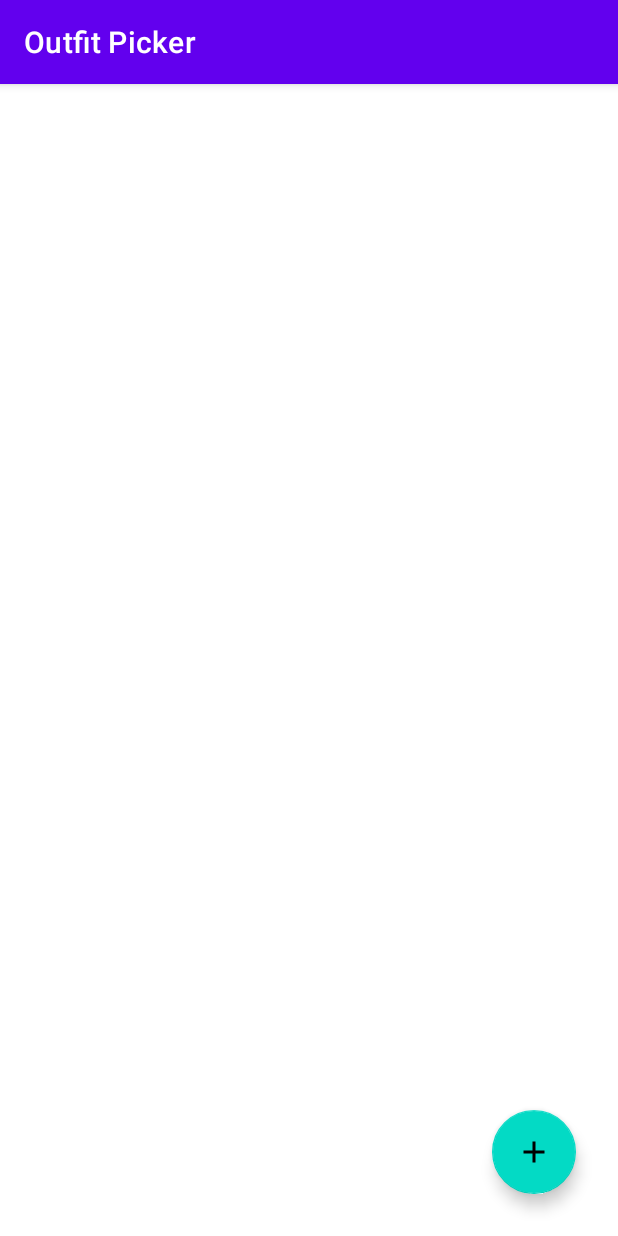
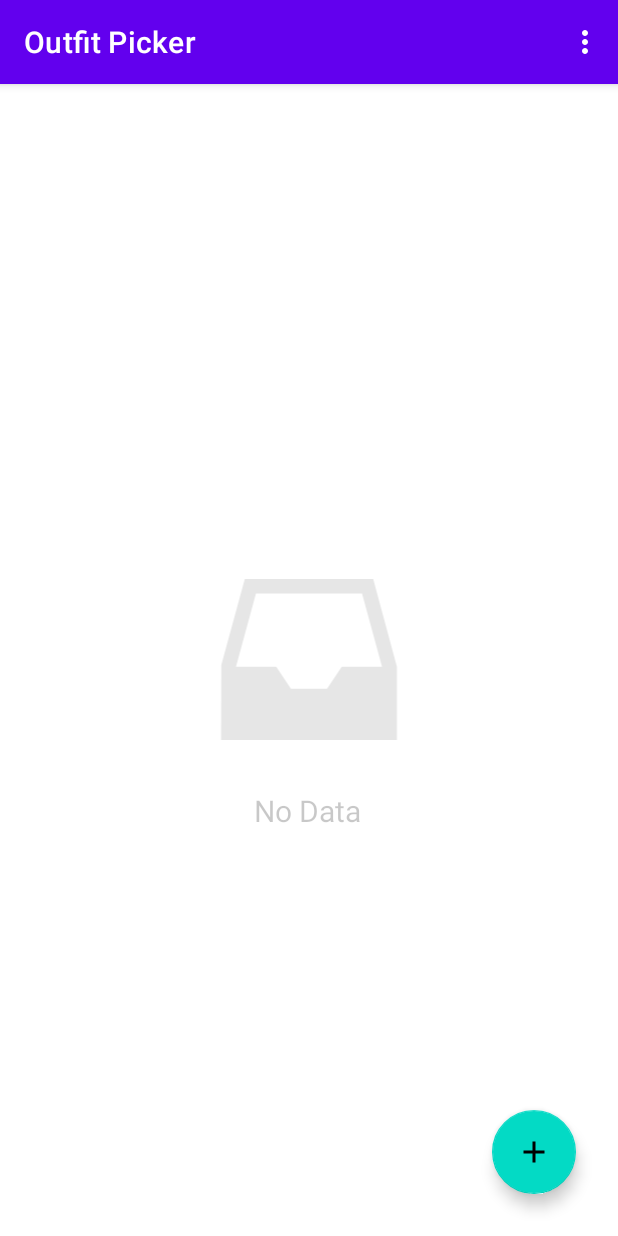
Before and after one commit to rserbd/OutfitPicker, an Android app: the screen it shows after launch (MainActivity), on a phone screen of 412 x 824 dp. Run offline under Robolectric (Android 15) with nearby library versions, the phone set to English and light mode, and no system bars.

Commit message:
feat: delete entries & animation

```diff
--- a/app/src/main/AndroidManifest.xml
+++ b/app/src/main/AndroidManifest.xml
@@ -11,6 +11,7 @@
         android:theme="@style/Theme.OutfitPicker">
         <activity
             android:name=".UpdateActivity"
+            android:parentActivityName=".MainActivity"
             android:exported="false" />
         <activity
             android:name=".AddActivity"
--- a/app/src/main/java/com/example/outfitpicker/CustomAdapter.java
+++ b/app/src/main/java/com/example/outfitpicker/CustomAdapter.java
@@ -3,6 +3,7 @@ package com.example.outfitpicker;
 import android.app.Activity;
 import android.content.Context;
 import android.content.Intent;
+import android.os.Build;
 import android.view.LayoutInflater;
 import android.view.View;
 import android.view.ViewGroup;
@@ -12,6 +13,7 @@ import android.widget.LinearLayout;
 import android.widget.TextView;
 
 import androidx.annotation.NonNull;
+import androidx.annotation.RequiresApi;
 import androidx.recyclerview.widget.RecyclerView;
 
 import java.util.ArrayList;
@@ -38,6 +40,7 @@ public class CustomAdapter extends RecyclerView.Adapter<CustomAdapter.MyViewHold
         return new MyViewHolder(view);
     }
 
+    @RequiresApi(api = Build.VERSION_CODES.M)
     @Override
     public void onBindViewHolder(@NonNull MyViewHolder holder, final int position) {
         holder.outfit_id_txt.setText(String.valueOf(outfit_id.get(position)));
@@ -72,6 +75,9 @@ public class CustomAdapter extends RecyclerView.Adapter<CustomAdapter.MyViewHold
             outfit_title_txt = itemView.findViewById(R.id.outfit_title_txt);
             outfit_pieces_txt = itemView.findViewById(R.id.outfit_pieces_txt);
             mainLayout = itemView.findViewById(R.id.mainLayout);
+
+            Animation translate_anim = AnimationUtils.loadAnimation(context, R.anim.translate_anim);
+            mainLayout.setAnimation(translate_anim);
         }
     }
 }
--- a/app/src/main/java/com/example/outfitpicker/MainActivity.java
+++ b/app/src/main/java/com/example/outfitpicker/MainActivity.java
@@ -1,14 +1,21 @@
 package com.example.outfitpicker;
 
 import androidx.annotation.Nullable;
+import androidx.appcompat.app.AlertDialog;
 import androidx.appcompat.app.AppCompatActivity;
 import androidx.recyclerview.widget.LinearLayoutManager;
 import androidx.recyclerview.widget.RecyclerView;
 
+import android.content.DialogInterface;
 import android.content.Intent;
 import android.database.Cursor;
 import android.os.Bundle;
+import android.view.Menu;
+import android.view.MenuInflater;
+import android.view.MenuItem;
 import android.view.View;
+import android.widget.ImageView;
+import android.widget.TextView;
 import android.widget.Toast;
 
 import com.google.android.material.floatingactionbutton.FloatingActionButton;
@@ -19,6 +26,8 @@ public class MainActivity extends AppCompatActivity {
 
     RecyclerView recyclerView;
     FloatingActionButton add_button;
+    ImageView empty_imageview;
+    TextView no_data;
 
     OutfitDBHelper myDB;
     ArrayList<String> outfit_id, outfit_title, outfit_pieces;
@@ -31,6 +40,9 @@ public class MainActivity extends AppCompatActivity {
 
         recyclerView = findViewById(R.id.recyclerView);
         add_button = findViewById(R.id.add_button);
+        empty_imageview = findViewById(R.id.empty_imageview);
+        no_data = findViewById(R.id.no_data);
+
         add_button.setOnClickListener(new View.OnClickListener() {
             @Override
             public void onClick(View view) {
@@ -62,13 +74,55 @@ public class MainActivity extends AppCompatActivity {
     void storeDataInArrays() {
         Cursor cursor = myDB.readAllData();
         if(cursor.getCount() == 0) {
-            Toast.makeText(this, "No data", Toast.LENGTH_SHORT).show();
+            empty_imageview.setVisibility(View.VISIBLE);
+            no_data.setVisibility(View.VISIBLE);
         } else {
             while(cursor.moveToNext()) {
                 outfit_id.add(cursor.getString(0));
                 outfit_title.add(cursor.getString(1));
                 outfit_pieces.add(cursor.getString(2));
             }
+            empty_imageview.setVisibility(View.GONE);
+            no_data.setVisibility(View.GONE);
         }
     }
+
+    @Override
+    public boolean onCreateOptionsMenu(Menu menu) {
+        MenuInflater inflater = getMenuInflater();
+        inflater.inflate(R.menu.my_menu, menu);
+        return super.onCreateOptionsMenu(menu);
+    }
+
+    @Override
+    public boolean onOptionsItemSelected(MenuItem item) {
+        if(item.getItemId() == R.id.delete_all){
+            confirmDialog();
+        }
+        return super.onOptionsItemSelected(item);
+    }
+
+    void confirmDialog(){
+        AlertDialog.Builder builder = new AlertDialog.Builder(this);
+        builder.setTitle("Delete All?");
+        builder.setMessage("Are you sure you want to delete all Data?");
+        builder.setPositiveButton("Yes", new DialogInterface.OnClickListener() {
+            @Override
+            public void onClick(DialogInterface dialogInterface, int i) {
+                OutfitDBHelper myDB = new OutfitDBHelper(MainActivity.this);
+                myDB.deleteAllData();
+
+                Intent intent = new Intent(MainActivity.this, MainActivity.class);
+                startActivity(intent);
+                finish();
+            }
+        });
+        builder.setNegativeButton("No", new DialogInterface.OnClickListener() {
+            @Override
+            public void onClick(DialogInterface dialogInterface, int i) {
+
+            }
+        });
+        builder.create().show();
+    }
 }
--- /dev/null
+++ b/app/src/main/res/anim/translate_anim.xml
@@ -0,0 +1,8 @@
+<?xml version="1.0" encoding="utf-8"?>
+<set xmlns:android="http://schemas.android.com/apk/res/android">
+
+    <translate
+        android:fromYDelta="100%"
+        android:toYDelta="0%"
+        android:duration="800"/>
+</set>
--- /dev/null
+++ b/app/src/main/res/drawable/ic_delete.xml
@@ -0,0 +1,5 @@
+<vector android:height="24dp" android:tint="#FFFFFF"
+    android:viewportHeight="24" android:viewportWidth="24"
+    android:width="24dp" xmlns:android="http://schemas.android.com/apk/res/android">
+    <path android:fillColor="@android:color/white" android:pathData="M6,19c0,1.1 0.9,2 2,2h8c1.1,0 2,-0.9 2,-2V7H6v12zM19,4h-3.5l-1,-1h-5l-1,1H5v2h14V4z"/>
+</vector>
--- /dev/null
+++ b/app/src/main/res/drawable/ic_empty.xml
@@ -0,0 +1,9 @@
+<vector xmlns:android="http://schemas.android.com/apk/res/android"
+    android:width="1024dp"
+    android:height="1024dp"
+    android:viewportWidth="1024"
+    android:viewportHeight="1024">
+  <path
+      android:fillColor="#FF000000"
+      android:pathData="M839.2,101.3H184.9L65.3,539.5 64,922.7h896V549.3l-120.8,-448zM241.9,176h540.3L884,549.3H678.7l-74.7,112H420l-74.7,-112H140.1L241.9,176z"/>
+</vector>
--- a/app/src/main/res/layout/activity_main.xml
+++ b/app/src/main/res/layout/activity_main.xml
@@ -8,9 +8,9 @@
 
     <androidx.recyclerview.widget.RecyclerView
         android:id="@+id/recyclerView"
-        android:paddingTop="?attr/actionBarSize"
         android:layout_width="409dp"
         android:layout_height="729dp"
+        android:paddingTop="?attr/actionBarSize"
         app:layout_constraintBottom_toBottomOf="parent"
         app:layout_constraintEnd_toEndOf="parent"
         app:layout_constraintStart_toStartOf="parent"
@@ -28,4 +28,33 @@
         app:layout_constraintEnd_toEndOf="parent"
         app:srcCompat="@drawable/ic_add"
         tools:ignore="SpeakableTextPresentCheck" />
+
+    <ImageView
+        android:id="@+id/empty_imageview"
+        android:layout_width="145dp"
+        android:layout_height="134dp"
+        app:layout_constraintBottom_toBottomOf="parent"
+        app:layout_constraintEnd_toEndOf="parent"
+        app:layout_constraintHorizontal_bias="0.498"
+        app:layout_constraintStart_toStartOf="@+id/recyclerView"
+        app:layout_constraintTop_toTopOf="parent"
+        app:layout_constraintVertical_bias="0.499"
+        app:srcCompat="@drawable/ic_empty"
+        android:alpha="0.1"
+        android:visibility="gone"
+        />
+
+    <TextView
+        android:id="@+id/no_data"
+        android:layout_width="wrap_content"
+        android:layout_height="wrap_content"
+        android:layout_marginTop="20dp"
+        android:text="No Data"
+        android:alpha="0.4"
+        android:visibility="gone"
+        android:textSize="20sp"
+        app:layout_constraintEnd_toEndOf="parent"
+        app:layout_constraintHorizontal_bias="0.498"
+        app:layout_constraintStart_toStartOf="parent"
+        app:layout_constraintTop_toBottomOf="@+id/empty_imageview" />
 </androidx.constraintlayout.widget.ConstraintLayout>
--- a/app/src/main/res/layout/my_row.xml
+++ b/app/src/main/res/layout/my_row.xml
@@ -13,7 +13,7 @@
 
         <androidx.constraintlayout.widget.ConstraintLayout
             android:layout_width="match_parent"
-            android:layout_height="wrap_content">
+            android:layout_height="84dp">
 
             <TextView
                 android:id="@+id/outfit_id_txt"
--- /dev/null
+++ b/app/src/main/res/menu/my_menu.xml
@@ -0,0 +1,9 @@
+<?xml version="1.0" encoding="utf-8"?>
+<menu xmlns:android="http://schemas.android.com/apk/res/android"
+    xmlns:app="http://schemas.android.com/apk/res-auto">
+    <item
+        android:id="@+id/delete_all"
+        android:title="Delete All"
+        android:icon="@drawable/ic_delete"
+        app:showAsAction="never"/>
+</menu>
```
Also changed, not shown: app/src/main/java/com/example/outfitpicker/OutfitDBHelper.java (+11 -1 lines), app/src/main/java/com/example/outfitpicker/UpdateActivity.java (+38 -1 lines), app/src/main/res/layout/activity_update.xml (+15 -1 lines), 1 other file.
